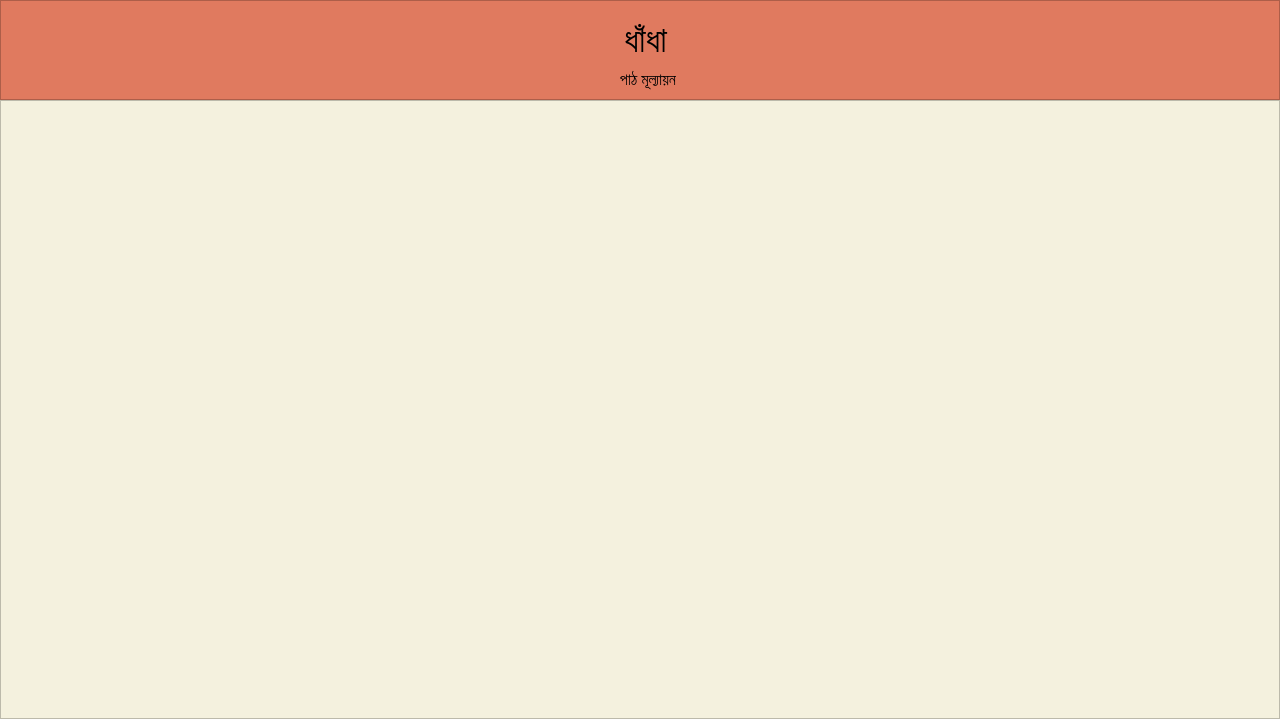
The window that EmPower/Student/Frontend/PyQT_UI/home.ui (ahmedfahad04/SPL-2) describes before a commit, drawn with Qt 5.
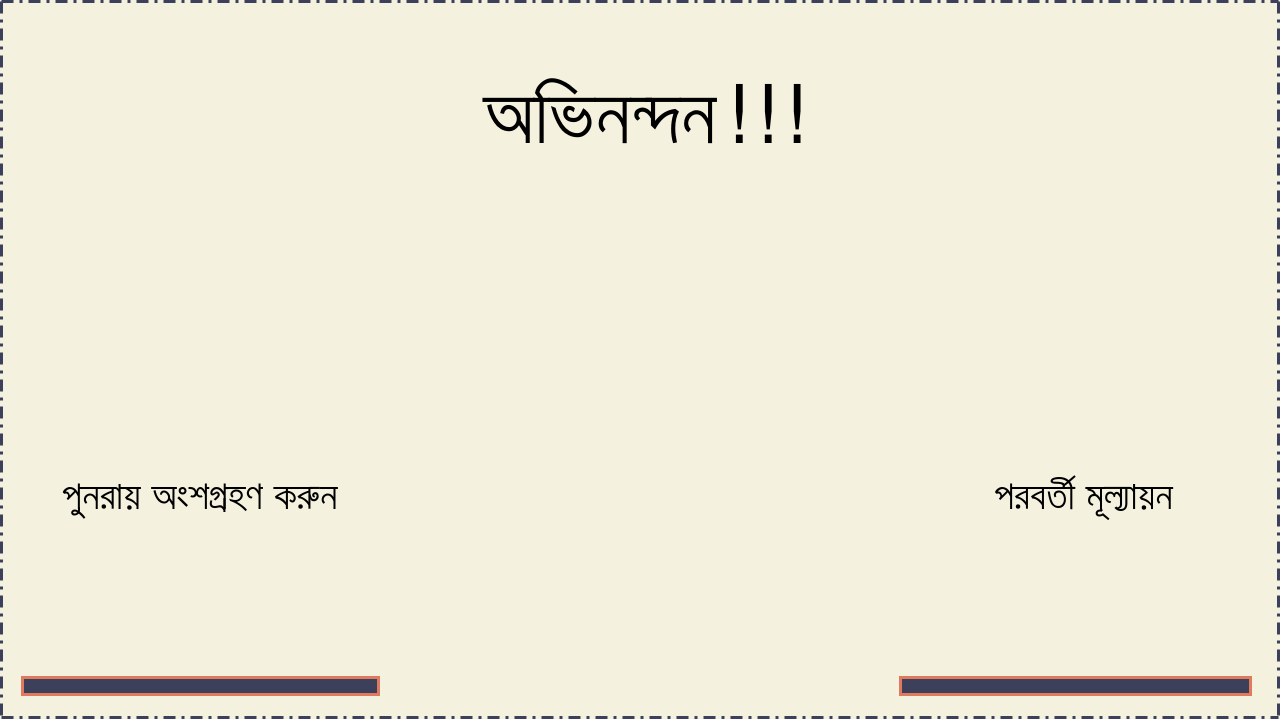
The same window after the commit. The open tabs and pages were chosen to show the change. Icons and pictures are not drawn.

```diff
--- a/EmPower/Student/Frontend/PyQT_UI/home.ui
+++ b/EmPower/Student/Frontend/PyQT_UI/home.ui
@@ -819,6 +819,334 @@
         </item>
        </layout>
       </widget>
+      <widget class="QWidget" name="celebration_page">
+       <layout class="QGridLayout" name="gridLayout_9">
+        <property name="leftMargin">
+         <number>0</number>
+        </property>
+        <property name="topMargin">
+         <number>0</number>
+        </property>
+        <property name="rightMargin">
+         <number>0</number>
+        </property>
+        <property name="bottomMargin">
+         <number>0</number>
+        </property>
+        <item row="0" column="0">
+         <widget class="QFrame" name="celebration_frame">
+          <property name="minimumSize">
+           <size>
+            <width>1280</width>
+            <height>550</height>
+           </size>
+          </property>
+          <property name="styleSheet">
+           <string notr="true">border: 3px dot-dash rgb(61, 64, 91);
+</string>
+          </property>
+          <property name="frameShape">
+           <enum>QFrame::StyledPanel</enum>
+          </property>
+          <property name="frameShadow">
+           <enum>QFrame::Raised</enum>
+          </property>
+          <layout class="QHBoxLayout" name="horizontalLayout_4">
+           <item>
+            <widget class="QFrame" name="c_left_frame">
+             <property name="minimumSize">
+              <size>
+               <width>348</width>
+               <height>691</height>
+              </size>
+             </property>
+             <property name="maximumSize">
+              <size>
+               <width>384</width>
+               <height>691</height>
+              </size>
+             </property>
+             <property name="styleSheet">
+              <string notr="true">border: none;
+</string>
+             </property>
+             <property name="frameShape">
+              <enum>QFrame::StyledPanel</enum>
+             </property>
+             <property name="frameShadow">
+              <enum>QFrame::Raised</enum>
+             </property>
+             <layout class="QVBoxLayout" name="verticalLayout_4">
+              <item>
+               <spacer name="verticalSpacer_4">
+                <property name="orientation">
+                 <enum>Qt::Vertical</enum>
+                </property>
+                <property name="sizeHint" stdset="0">
+                 <size>
+                  <width>20</width>
+                  <height>250</height>
+                 </size>
+                </property>
+               </spacer>
+              </item>
+              <item>
+               <widget class="QLabel" name="c_prev_quiz_lbl">
+                <property name="minimumSize">
+                 <size>
+                  <width>369</width>
+                  <height>350</height>
+                 </size>
+                </property>
+                <property name="maximumSize">
+                 <size>
+                  <width>369</width>
+                  <height>16777215</height>
+                 </size>
+                </property>
+                <property name="font">
+                 <font>
+                  <pointsize>30</pointsize>
+                 </font>
+                </property>
+                <property name="styleSheet">
+                 <string notr="true"/>
+                </property>
+                <property name="text">
+                 <string>পুনরায় অংশগ্রহণ করুন </string>
+                </property>
+                <property name="alignment">
+                 <set>Qt::AlignCenter</set>
+                </property>
+                <property name="wordWrap">
+                 <bool>true</bool>
+                </property>
+               </widget>
+              </item>
+              <item>
+               <widget class="QPushButton" name="c_again">
+                <property name="maximumSize">
+                 <size>
+                  <width>359</width>
+                  <height>16777215</height>
+                 </size>
+                </property>
+                <property name="cursor">
+                 <cursorShape>PointingHandCursor</cursorShape>
+                </property>
+                <property name="styleSheet">
+                 <string notr="true">QPushButton {
+border: 3px solid #E07A5F;
+border-radius: 20px;
+background-color:  #3D405B;
+}
+
+QPushButton:hover:!pressed {
+background-color: #3D405B;
+background-color:  rgb(42, 44, 63);
+}</string>
+                </property>
+                <property name="text">
+                 <string/>
+                </property>
+                <property name="icon">
+                 <iconset>
+                  <normaloff>../Images/repeat.png</normaloff>../Images/repeat.png</iconset>
+                </property>
+                <property name="iconSize">
+                 <size>
+                  <width>35</width>
+                  <height>80</height>
+                 </size>
+                </property>
+               </widget>
+              </item>
+             </layout>
+            </widget>
+           </item>
+           <item>
+            <widget class="QFrame" name="c_middle_frame">
+             <property name="minimumSize">
+              <size>
+               <width>482</width>
+               <height>691</height>
+              </size>
+             </property>
+             <property name="styleSheet">
+              <string notr="true">border: none;
+</string>
+             </property>
+             <property name="frameShape">
+              <enum>QFrame::StyledPanel</enum>
+             </property>
+             <property name="frameShadow">
+              <enum>QFrame::Raised</enum>
+             </property>
+             <layout class="QVBoxLayout" name="verticalLayout">
+              <item>
+               <widget class="QLabel" name="c_lable">
+                <property name="minimumSize">
+                 <size>
+                  <width>434</width>
+                  <height>194</height>
+                 </size>
+                </property>
+                <property name="maximumSize">
+                 <size>
+                  <width>16777215</width>
+                  <height>300</height>
+                 </size>
+                </property>
+                <property name="font">
+                 <font>
+                  <family>Kalpurush</family>
+                  <pointsize>61</pointsize>
+                 </font>
+                </property>
+                <property name="styleSheet">
+                 <string notr="true">background-color: none;</string>
+                </property>
+                <property name="text">
+                 <string>অভিনন্দন!!!</string>
+                </property>
+                <property name="alignment">
+                 <set>Qt::AlignCenter</set>
+                </property>
+               </widget>
+              </item>
+              <item>
+               <widget class="QLabel" name="c_gif">
+                <property name="minimumSize">
+                 <size>
+                  <width>390</width>
+                  <height>475</height>
+                 </size>
+                </property>
+                <property name="styleSheet">
+                 <string notr="true">background-color: none;</string>
+                </property>
+                <property name="text">
+                 <string/>
+                </property>
+               </widget>
+              </item>
+             </layout>
+            </widget>
+           </item>
+           <item>
+            <widget class="QFrame" name="c_right_frame">
+             <property name="minimumSize">
+              <size>
+               <width>360</width>
+               <height>691</height>
+              </size>
+             </property>
+             <property name="maximumSize">
+              <size>
+               <width>378</width>
+               <height>691</height>
+              </size>
+             </property>
+             <property name="styleSheet">
+              <string notr="true">border: none;
+</string>
+             </property>
+             <property name="frameShape">
+              <enum>QFrame::StyledPanel</enum>
+             </property>
+             <property name="frameShadow">
+              <enum>QFrame::Raised</enum>
+             </property>
+             <layout class="QVBoxLayout" name="verticalLayout_2">
+              <item>
+               <spacer name="verticalSpacer">
+                <property name="orientation">
+                 <enum>Qt::Vertical</enum>
+                </property>
+                <property name="sizeHint" stdset="0">
+                 <size>
+                  <width>20</width>
+                  <height>306</height>
+                 </size>
+                </property>
+               </spacer>
+              </item>
+              <item>
+               <widget class="QLabel" name="c_next_quiz_lbl">
+                <property name="minimumSize">
+                 <size>
+                  <width>369</width>
+                  <height>350</height>
+                 </size>
+                </property>
+                <property name="maximumSize">
+                 <size>
+                  <width>369</width>
+                  <height>16777215</height>
+                 </size>
+                </property>
+                <property name="font">
+                 <font>
+                  <pointsize>30</pointsize>
+                 </font>
+                </property>
+                <property name="styleSheet">
+                 <string notr="true"/>
+                </property>
+                <property name="text">
+                 <string>পরবর্তী মূল্যায়ন</string>
+                </property>
+                <property name="alignment">
+                 <set>Qt::AlignCenter</set>
+                </property>
+               </widget>
+              </item>
+              <item>
+               <widget class="QPushButton" name="c_next_quiz">
+                <property name="maximumSize">
+                 <size>
+                  <width>353</width>
+                  <height>16777215</height>
+                 </size>
+                </property>
+                <property name="cursor">
+                 <cursorShape>PointingHandCursor</cursorShape>
+                </property>
+                <property name="styleSheet">
+                 <string notr="true">QPushButton {
+border: 3px solid #E07A5F;
+border-radius: 20px;
+background-color:  #3D405B;
+}
+
+QPushButton:hover:!pressed {
+background-color: #3D405B;
+background-color:  rgb(42, 44, 63);
+}</string>
+                </property>
+                <property name="text">
+                 <string/>
+                </property>
+                <property name="icon">
+                 <iconset>
+                  <normaloff>../Images/forward.png</normaloff>../Images/forward.png</iconset>
+                </property>
+                <property name="iconSize">
+                 <size>
+                  <width>90</width>
+                  <height>80</height>
+                 </size>
+                </property>
+               </widget>
+              </item>
+             </layout>
+            </widget>
+           </item>
+          </layout>
+         </widget>
+        </item>
+       </layout>
+      </widget>
      </widget>
     </item>
    </layout>
```
Left out of the diff: 7 changed lines with no effect on the pictures.
